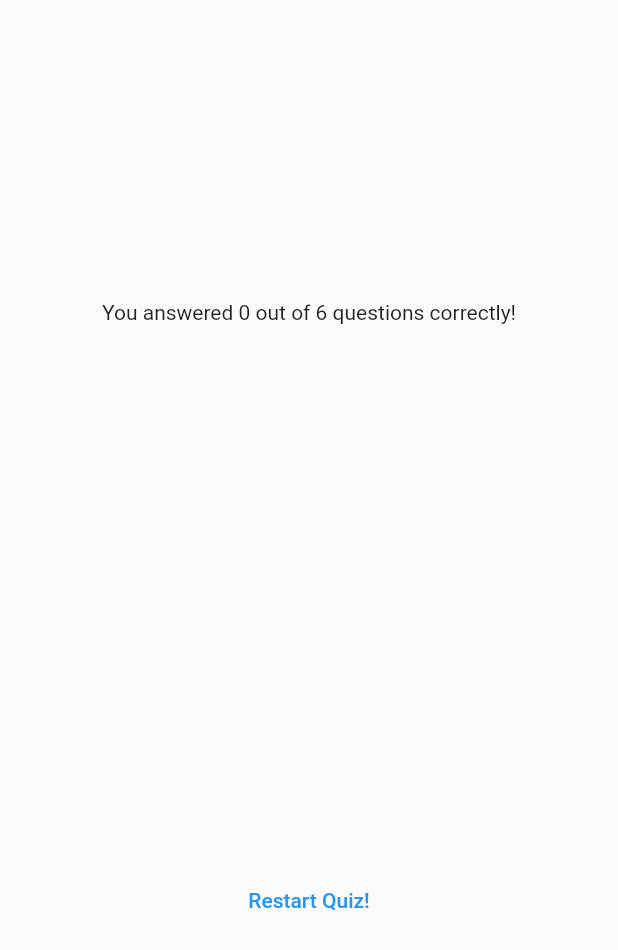
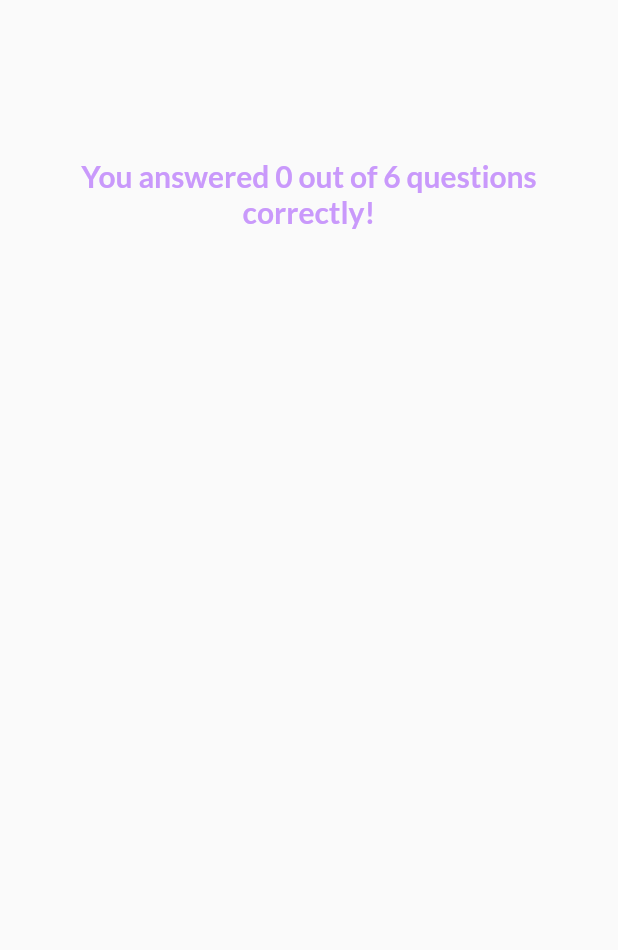
Before and after one commit to nawhgnues/Flutter, a Flutter app: the ResultsScreen widget shown alone on an empty page, opened directly with empty values, on a phone screen of 412 x 824 dp. Shown: the top 950 px of the screen. Run offline on Flutter 3.47's test engine with Material 2 defaults, Android fonts, the phone set to English and light mode, and no system bars; our stand-ins replace google_fonts.

```diff
--- a/quiz_app/lib/results_screen.dart
+++ b/quiz_app/lib/results_screen.dart
@@ -1,13 +1,17 @@
 import 'package:flutter/material.dart';
+import 'package:google_fonts/google_fonts.dart';
 import 'package:roll_dice_app/data/questions.dart';
+import 'package:roll_dice_app/question_screen.dart';
 import 'package:roll_dice_app/questions_summary.dart';
 
 class ResultsScreen extends StatelessWidget {
   const ResultsScreen({
     super.key,
     required this.chosenAnswers,
+    required this.onRestart,
   });
 
+  final void Function() onRestart;
   final List<String> chosenAnswers;
 
   List<Map<String, Object>> getSummaryData() {
@@ -41,7 +45,13 @@ class ResultsScreen extends StatelessWidget {
           mainAxisAlignment: MainAxisAlignment.center,
           children: [
             Text(
-                'You answered $numCorrectQuestions out of $numTotalQuestions questions correctly!'),
+              'You answered $numCorrectQuestions out of $numTotalQuestions questions correctly!',
+              style: GoogleFonts.lato(
+                  color: const Color.fromARGB(255, 201, 153, 251),
+                  fontSize: 20,
+                  fontWeight: FontWeight.bold),
+              textAlign: TextAlign.center,
+            ),
             const SizedBox(
               height: 30,
             ),
@@ -50,8 +60,26 @@ class ResultsScreen extends StatelessWidget {
               height: 30,
             ),
             TextButton(
-              onPressed: () {},
-              child: const Text('Restart Quiz!'),
+              onPressed: onRestart,
+              child: Row(
+                mainAxisAlignment: MainAxisAlignment.center,
+                children: [
+                  const Padding(
+                    padding: EdgeInsets.all(8.0),
+                    child: Icon(
+                      Icons.refresh,
+                      color: Colors.white,
+                    ),
+                  ),
+                  Text(
+                    'Restart Quiz!',
+                    style: GoogleFonts.lato(
+                      fontWeight: FontWeight.bold,
+                      color: Colors.white,
+                    ),
+                  ),
+                ],
+              ),
             )
           ],
         ),
```
Also changed, not shown: quiz_app/lib/questions_summary.dart (+59 -7 lines), quiz_app/lib/quiz.dart (+8 -0 lines), 4 other files.
